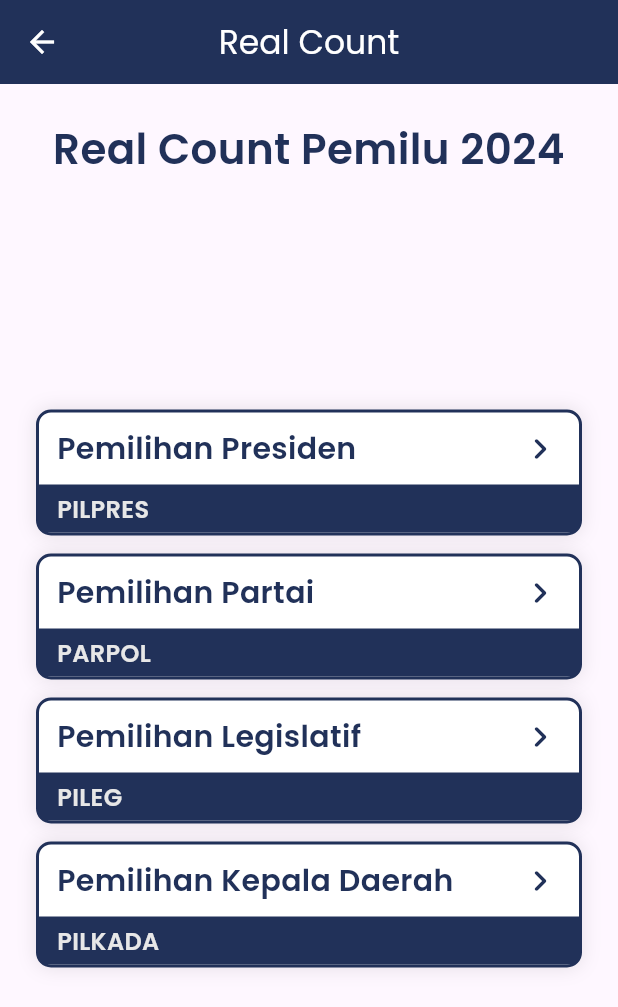
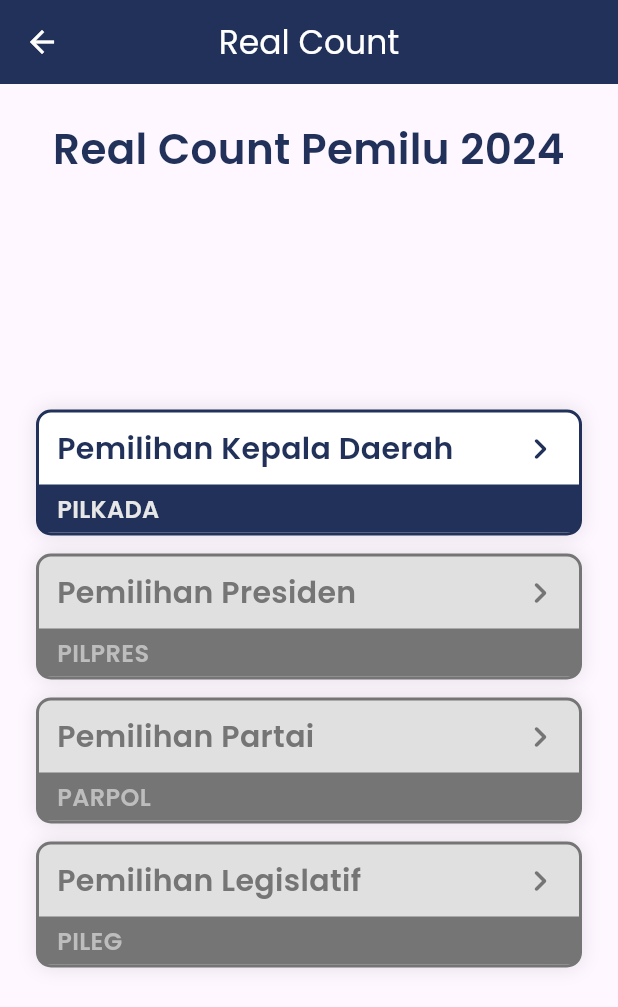
Before and after one commit to cikoedofebrians/qc_entry, a Flutter app: the RealCountListView screen opened directly, on a phone screen of 412 x 824 dp. Shown: the top 1007 px of the screen. Run offline on Flutter 3.47's test engine with Material 3 defaults, Android fonts, the phone set to English and light mode, and no system bars; our stand-ins replace dartz, dio, flutter_html, flutter_svg, get_it, internet_connection_checker and 2 more; accounts and stored records are empty.

Commit message:
fix: adjust ui

```diff
--- a/lib/presentation/real_count/real_count_list/screen/real_count_list.dart
+++ b/lib/presentation/real_count/real_count_list/screen/real_count_list.dart
@@ -39,27 +39,30 @@ class RealCountListView extends StatelessWidget {
             ),
             const Spacer(),
             const _RealCountListItem(
+              route: PilkadaPage.route,
+              title: "Pemilihan Kepala Daerah",
+              shorten: "PILKADA",
+            ),
+            const SizedBox(height: 12),
+            const _RealCountListItem(
               route: PilpresPage.route,
               title: "Pemilihan Presiden",
               shorten: "PILPRES",
+              disable: true,
             ),
             const SizedBox(height: 12),
             const _RealCountListItem(
               route: PartaiPage.route,
               title: "Pemilihan Partai",
               shorten: "PARPOL",
+              disable: true,
             ),
             const SizedBox(height: 12),
             const _RealCountListItem(
               route: PillegPage.route,
               title: "Pemilihan Legislatif",
               shorten: "PILEG",
-            ),
-            const SizedBox(height: 12),
-            const _RealCountListItem(
-              route: PilkadaPage.route,
-              title: "Pemilihan Kepala Daerah",
-              shorten: "PILKADA",
+              disable: true,
             ),
             const Spacer(),
           ],
@@ -74,21 +77,26 @@ class _RealCountListItem extends StatelessWidget {
     required this.route,
     required this.title,
     required this.shorten,
+    this.disable = false,
   });
 
   final String title;
   final String route;
   final String shorten;
+  final bool disable;
+
   @override
   Widget build(BuildContext context) {
     return InkWell(
       borderRadius: BorderRadius.circular(10),
-      onTap: () => Navigator.of(context).pushNamed(route),
+      onTap: disable ? null : () => Navigator.of(context).pushNamed(route),
       child: Ink(
         // padding: const EdgeInsets.symmetric(vertical: 12, horizontal: 16),
         decoration: BoxDecoration(
-          color: Colors.white,
-          border: Border.all(width: 2, color: AppColor.primaryColor),
+          color: disable ? Colors.grey[300] : Colors.white,
+          border: Border.all(
+              width: 2,
+              color: disable ? Colors.grey[600]! : AppColor.primaryColor),
           boxShadow: [
             BoxShadow(blurRadius: 10, color: Colors.black.withOpacity(0.1))
           ],
@@ -104,32 +112,33 @@ class _RealCountListItem extends StatelessWidget {
                   Expanded(
                     child: Text(
                       title,
-                      style: AppTextStyle.heading5
-                          .setSemiBold()
-                          .copyWith(color: AppColor.primaryColor),
+                      style: AppTextStyle.heading5.setSemiBold().copyWith(
+                          color: disable
+                              ? Colors.grey[600]
+                              : AppColor.primaryColor),
                     ),
                   ),
-                  const Icon(
+                  Icon(
                     Icons.navigate_next_rounded,
                     size: 28,
-                    color: AppColor.primaryColor,
+                    color: disable ? Colors.grey[600] : AppColor.primaryColor,
                   )
                 ],
               ),
             ),
             Container(
               alignment: Alignment.centerLeft,
-              decoration: const BoxDecoration(
-                  color: AppColor.primaryColor,
-                  borderRadius: BorderRadius.only(
+              decoration: BoxDecoration(
+                  color: disable ? Colors.grey[600] : AppColor.primaryColor,
+                  borderRadius: const BorderRadius.only(
                       bottomLeft: Radius.circular(4),
                       bottomRight: Radius.circular(4))),
               padding: const EdgeInsets.symmetric(horizontal: 12, vertical: 4),
               child: Text(
                 shorten,
-                style: AppTextStyle.body2
-                    .setSemiBold()
-                    .copyWith(color: AppColor.quaternaryColor),
+                style: AppTextStyle.body2.setSemiBold().copyWith(
+                    color:
+                        disable ? Colors.grey[400] : AppColor.quaternaryColor),
               ),
             )
           ],
```
